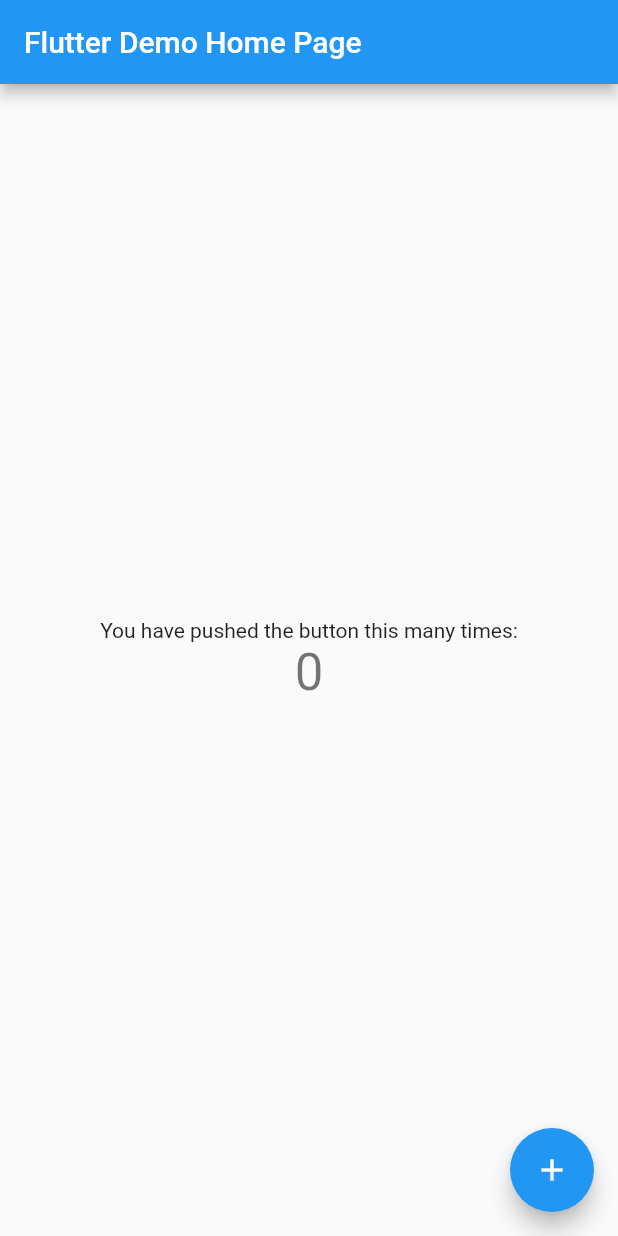
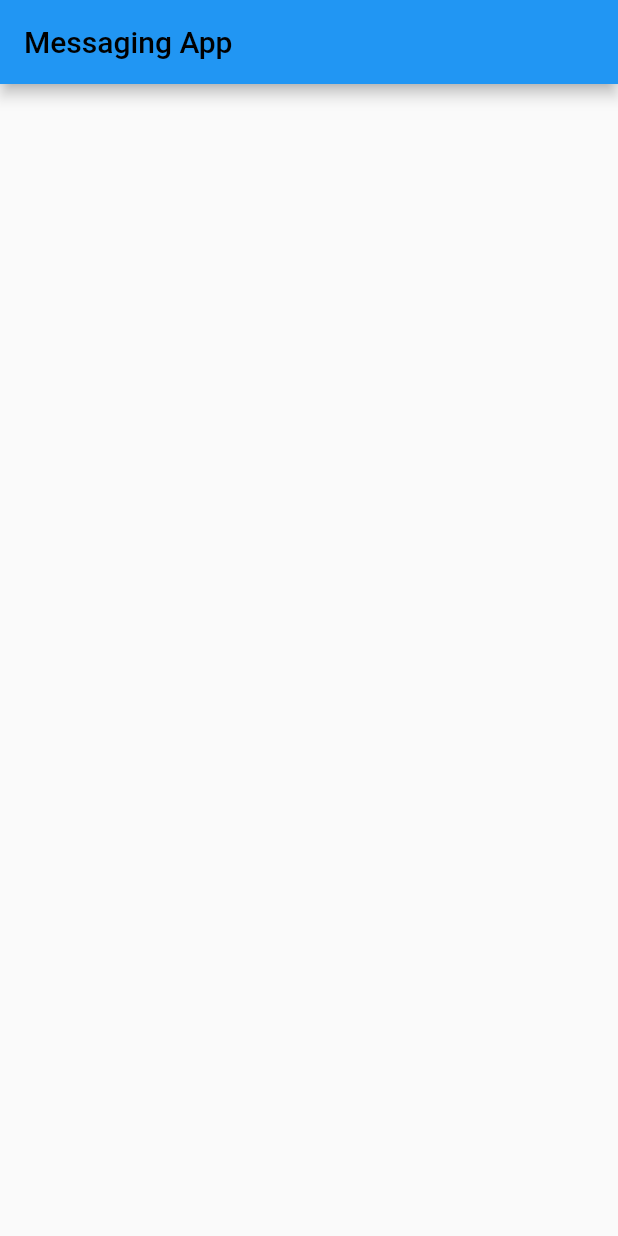
Before and after one commit to rexsolis7458/messaging_app, a Flutter app: the screen it shows after launch, on a phone screen of 412 x 824 dp. Run offline on Flutter 3.47's test engine with Material 2 defaults, Android fonts, the phone set to English and light mode, and no system bars.

Commit message:
Added some folders and files. Made some changes in main.dart

```diff
--- a/lib/main.dart
+++ b/lib/main.dart
@@ -1,113 +1,20 @@
 import 'package:flutter/material.dart';
+import 'views/signin.dart';
 
 void main() {
   runApp(MyApp());
 }
 
 class MyApp extends StatelessWidget {
-  // This widget is the root of your application.
   @override
   Widget build(BuildContext context) {
     return MaterialApp(
       title: 'Flutter Demo',
+      debugShowCheckedModeBanner: false,
       theme: ThemeData(
-        // This is the theme of your application.
-        //
-        // Try running your application with "flutter run". You'll see the
-        // application has a blue toolbar. Then, without quitting the app, try
-        // changing the primarySwatch below to Colors.green and then invoke
-        // "hot reload" (press "r" in the console where you ran "flutter run",
-        // or simply save your changes to "hot reload" in a Flutter IDE).
-        // Notice that the counter didn't reset back to zero; the application
-        // is not restarted.
         primarySwatch: Colors.blue,
       ),
-      home: MyHomePage(title: 'Flutter Demo Home Page'),
+      home: SignIn(),
     );
   }
 }
-
-class MyHomePage extends StatefulWidget {
-  MyHomePage({Key key, this.title}) : super(key: key);
-
-  // This widget is the home page of your application. It is stateful, meaning
-  // that it has a State object (defined below) that contains fields that affect
-  // how it looks.
-
-  // This class is the configuration for the state. It holds the values (in this
-  // case the title) provided by the parent (in this case the App widget) and
-  // used by the build method of the State. Fields in a Widget subclass are
-  // always marked "final".
-
-  final String title;
-
-  @override
-  _MyHomePageState createState() => _MyHomePageState();
-}
-
-class _MyHomePageState extends State<MyHomePage> {
-  int _counter = 0;
-
-  void _incrementCounter() {
-    setState(() {
-      // This call to setState tells the Flutter framework that something has
-      // changed in this State, which causes it to rerun the build method below
-      // so that the display can reflect the updated values. If we changed
-      // _counter without calling setState(), then the build method would not be
-      // called again, and so nothing would appear to happen.
-      _counter++;
-    });
-  }
-
-  @override
-  Widget build(BuildContext context) {
-    // This method is rerun every time setState is called, for instance as done
-    // by the _incrementCounter method above.
-    //
-    // The Flutter framework has been optimized to make rerunning build methods
-    // fast, so that you can just rebuild anything that needs updating rather
-    // than having to individually change instances of widgets.
-    return Scaffold(
-      appBar: AppBar(
-        // Here we take the value from the MyHomePage object that was created by
-        // the App.build method, and use it to set our appbar title.
-        title: Text(widget.title),
-      ),
-      body: Center(
-        // Center is a layout widget. It takes a single child and positions it
-        // in the middle of the parent.
-        child: Column(
-          // Column is also a layout widget. It takes a list of children and
-          // arranges them vertically. By default, it sizes itself to fit its
-          // children horizontally, and tries to be as tall as its parent.
-          //
-          // Invoke "debug painting" (press "p" in the console, choose the
-          // "Toggle Debug Paint" action from the Flutter Inspector in Android
-          // Studio, or the "Toggle Debug Paint" command in Visual Studio Code)
-          // to see the wireframe for each widget.
-          //
-          // Column has various properties to control how it sizes itself and
-          // how it positions its children. Here we use mainAxisAlignment to
-          // center the children vertically; the main axis here is the vertical
-          // axis because Columns are vertical (the cross axis would be
-          // horizontal).
-          mainAxisAlignment: MainAxisAlignment.center,
-          children: <Widget>[
-            Text(
-              'You have pushed the button this many times:',
-            ),
-            Text(
-              '$_counter',
-              style: Theme.of(context).textTheme.headline4,
-            ),
-          ],
-        ),
-      ),
-      floatingActionButton: FloatingActionButton(
-        onPressed: _incrementCounter,
-        tooltip: 'Increment',
-        child: Icon(Icons.add),
-      ), // This trailing comma makes auto-formatting nicer for build methods.
-    );
-  }
-}
--- /dev/null
+++ b/lib/views/signin.dart
@@ -0,0 +1,16 @@
+import 'package:flutter/material.dart';
+import 'package:messaging_app/widget/widget.dart';
+
+class SignIn extends StatefulWidget {
+  SignIn({Key key}) : super(key: key);
+
+  @override
+  _SignInState createState() => _SignInState();
+}
+
+class _SignInState extends State<SignIn> {
+  @override
+  Widget build(BuildContext context) {
+    return Scaffold(appBar: appBarMain(context));
+  }
+}
--- /dev/null
+++ b/lib/widget/widget.dart
@@ -0,0 +1,10 @@
+import 'package:flutter/material.dart';
+
+Widget appBarMain(BuildContext context) {
+  return AppBar(
+    title: Text(
+      "Messaging App",
+      style: TextStyle(fontSize: 20.0, color: Colors.black),
+    ),
+  );
+}
```
Also changed, not shown: lib/views/chatrooms.dart (added), lib/views/conversation.dart (added), lib/views/forgetPassword.dart (added), lib/views/signUp.dart (added), pubspec.lock, 5 other files.
